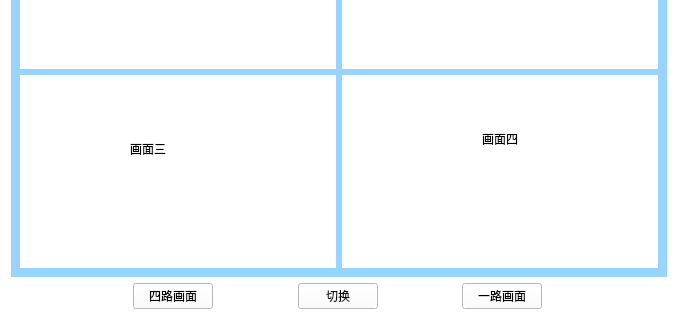
Old version of the form WeighSensor/shipin.ui in the repository xsw258x2s5w8/WeightSensor; both pictures show x 0 to 678 and y 172 to 492 of the 678 by 492 pixel window.
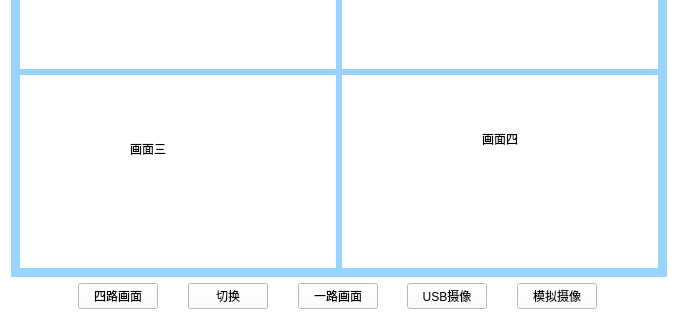
New version of the form. Icons and pictures are not drawn. Custom widgets are drawn as their Qt base class.

Diff of the .ui file:
```diff
--- a/WeighSensor/shipin.ui
+++ b/WeighSensor/shipin.ui
@@ -281,6 +281,46 @@
        </property>
       </widget>
      </item>
+     <item>
+      <spacer name="horizontalSpacer_6">
+       <property name="orientation">
+        <enum>Qt::Horizontal</enum>
+       </property>
+       <property name="sizeHint" stdset="0">
+        <size>
+         <width>40</width>
+         <height>20</height>
+        </size>
+       </property>
+      </spacer>
+     </item>
+     <item>
+      <widget class="ClickedCam" name="USBCamera">
+       <property name="text">
+        <string>USB摄像</string>
+       </property>
+      </widget>
+     </item>
+     <item>
+      <spacer name="horizontalSpacer_7">
+       <property name="orientation">
+        <enum>Qt::Horizontal</enum>
+       </property>
+       <property name="sizeHint" stdset="0">
+        <size>
+         <width>40</width>
+         <height>20</height>
+        </size>
+       </property>
+      </spacer>
+     </item>
+     <item>
+      <widget class="ClickedCam" name="moniCamera">
+       <property name="text">
+        <string>模拟摄像</string>
+       </property>
+      </widget>
+     </item>
      <item>
       <spacer name="horizontalSpacer_2">
        <property name="orientation">
@@ -318,6 +358,13 @@
    </item>
   </layout>
  </widget>
+ <customwidgets>
+  <customwidget>
+   <class>ClickedCam</class>
+   <extends>QPushButton</extends>
+   <header location="global">lib/clickedcam.h</header>
+  </customwidget>
+ </customwidgets>
  <resources>
   <include location="myimages.qrc"/>
  </resources>
```
